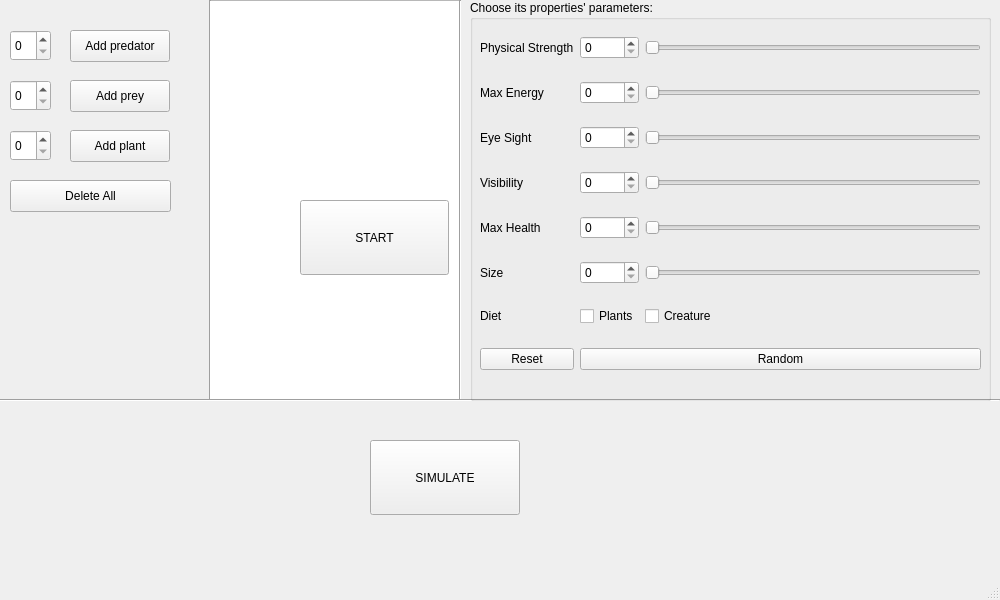
First picture: the form in Evolution_1/mainwindow.ui, repository Natali124/Evolution-Simulator, before the edit.
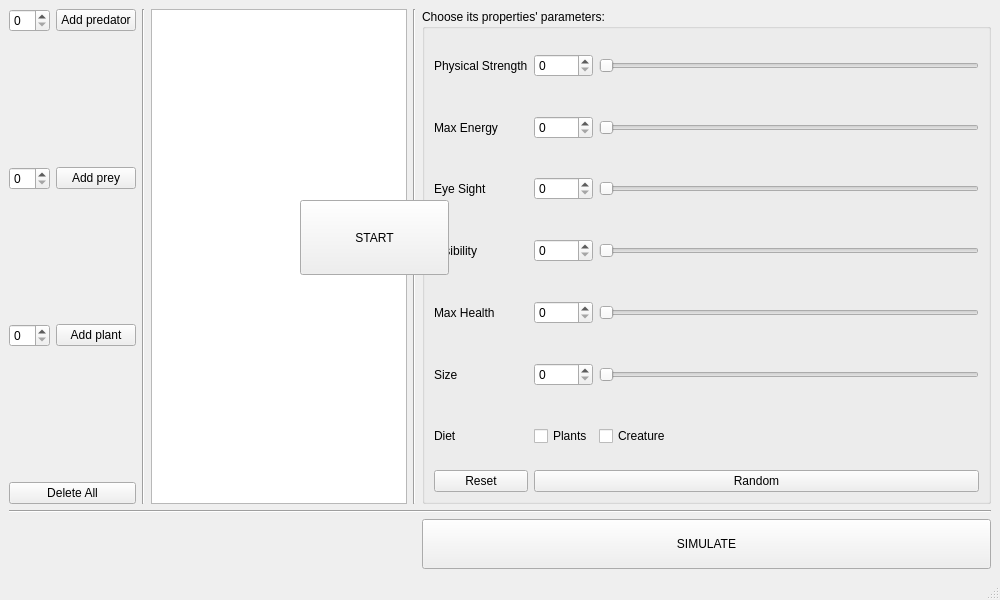
Second picture: the form after the edit.

Commit message: implemented window resize

Patch:
```diff
--- a/Evolution_1/mainwindow.ui
+++ b/Evolution_1/mainwindow.ui
@@ -10,10 +10,519 @@
     <height>600</height>
    </rect>
   </property>
+  <property name="sizePolicy">
+   <sizepolicy hsizetype="Fixed" vsizetype="Fixed">
+    <horstretch>0</horstretch>
+    <verstretch>0</verstretch>
+   </sizepolicy>
+  </property>
+  <property name="minimumSize">
+   <size>
+    <width>500</width>
+    <height>0</height>
+   </size>
+  </property>
   <property name="windowTitle">
    <string>MainWindow</string>
   </property>
   <widget class="QWidget" name="centralwidget">
+   <layout class="QGridLayout" name="gridLayout_2">
+    <item row="0" column="1">
+     <widget class="QPushButton" name="button_pred">
+      <property name="sizePolicy">
+       <sizepolicy hsizetype="Fixed" vsizetype="Fixed">
+        <horstretch>0</horstretch>
+        <verstretch>0</verstretch>
+       </sizepolicy>
+      </property>
+      <property name="text">
+       <string>Add predator</string>
+      </property>
+     </widget>
+    </item>
+    <item row="2" column="0">
+     <widget class="QSpinBox" name="count_prey">
+      <property name="sizePolicy">
+       <sizepolicy hsizetype="Fixed" vsizetype="Fixed">
+        <horstretch>0</horstretch>
+        <verstretch>0</verstretch>
+       </sizepolicy>
+      </property>
+     </widget>
+    </item>
+    <item row="0" column="5" rowspan="7">
+     <widget class="QGroupBox" name="groupBox">
+      <property name="sizePolicy">
+       <sizepolicy hsizetype="Minimum" vsizetype="Minimum">
+        <horstretch>1</horstretch>
+        <verstretch>1</verstretch>
+       </sizepolicy>
+      </property>
+      <property name="minimumSize">
+       <size>
+        <width>510</width>
+        <height>0</height>
+       </size>
+      </property>
+      <property name="title">
+       <string>Choose its properties' parameters:</string>
+      </property>
+      <layout class="QGridLayout" name="gridLayout_3">
+       <item row="0" column="0">
+        <layout class="QGridLayout" name="gridLayout">
+         <property name="sizeConstraint">
+          <enum>QLayout::SetMinAndMaxSize</enum>
+         </property>
+         <item row="1" column="0">
+          <widget class="QLabel" name="P_strength_t">
+           <property name="sizePolicy">
+            <sizepolicy hsizetype="Minimum" vsizetype="Expanding">
+             <horstretch>0</horstretch>
+             <verstretch>0</verstretch>
+            </sizepolicy>
+           </property>
+           <property name="text">
+            <string>Physical Strength</string>
+           </property>
+          </widget>
+         </item>
+         <item row="1" column="1">
+          <widget class="QSpinBox" name="P_strength_n">
+           <property name="sizePolicy">
+            <sizepolicy hsizetype="Preferred" vsizetype="Fixed">
+             <horstretch>0</horstretch>
+             <verstretch>0</verstretch>
+            </sizepolicy>
+           </property>
+           <property name="maximum">
+            <number>100</number>
+           </property>
+          </widget>
+         </item>
+         <item row="3" column="2">
+          <widget class="QSlider" name="max_energy_s">
+           <property name="sizePolicy">
+            <sizepolicy hsizetype="MinimumExpanding" vsizetype="Expanding">
+             <horstretch>0</horstretch>
+             <verstretch>0</verstretch>
+            </sizepolicy>
+           </property>
+           <property name="maximum">
+            <number>100</number>
+           </property>
+           <property name="orientation">
+            <enum>Qt::Horizontal</enum>
+           </property>
+          </widget>
+         </item>
+         <item row="7" column="2">
+          <widget class="QSlider" name="visibility_s">
+           <property name="sizePolicy">
+            <sizepolicy hsizetype="MinimumExpanding" vsizetype="Expanding">
+             <horstretch>0</horstretch>
+             <verstretch>0</verstretch>
+            </sizepolicy>
+           </property>
+           <property name="maximum">
+            <number>100</number>
+           </property>
+           <property name="orientation">
+            <enum>Qt::Horizontal</enum>
+           </property>
+          </widget>
+         </item>
+         <item row="9" column="1">
+          <widget class="QSpinBox" name="max_health_n">
+           <property name="sizePolicy">
+            <sizepolicy hsizetype="Preferred" vsizetype="Fixed">
+             <horstretch>0</horstretch>
+             <verstretch>0</verstretch>
+            </sizepolicy>
+           </property>
+           <property name="maximum">
+            <number>100</number>
+           </property>
+          </widget>
+         </item>
+         <item row="3" column="0">
+          <widget class="QLabel" name="max_energy_t">
+           <property name="sizePolicy">
+            <sizepolicy hsizetype="Minimum" vsizetype="Expanding">
+             <horstretch>0</horstretch>
+             <verstretch>0</verstretch>
+            </sizepolicy>
+           </property>
+           <property name="text">
+            <string>Max Energy</string>
+           </property>
+          </widget>
+         </item>
+         <item row="13" column="2">
+          <widget class="QCheckBox" name="eat_creature">
+           <property name="sizePolicy">
+            <sizepolicy hsizetype="Minimum" vsizetype="Expanding">
+             <horstretch>0</horstretch>
+             <verstretch>0</verstretch>
+            </sizepolicy>
+           </property>
+           <property name="text">
+            <string>Creature</string>
+           </property>
+          </widget>
+         </item>
+         <item row="7" column="1">
+          <widget class="QSpinBox" name="visibility_n">
+           <property name="sizePolicy">
+            <sizepolicy hsizetype="Preferred" vsizetype="Fixed">
+             <horstretch>0</horstretch>
+             <verstretch>0</verstretch>
+            </sizepolicy>
+           </property>
+           <property name="maximum">
+            <number>100</number>
+           </property>
+          </widget>
+         </item>
+         <item row="5" column="0">
+          <widget class="QLabel" name="eye_sight_t">
+           <property name="sizePolicy">
+            <sizepolicy hsizetype="Preferred" vsizetype="Expanding">
+             <horstretch>0</horstretch>
+             <verstretch>0</verstretch>
+            </sizepolicy>
+           </property>
+           <property name="text">
+            <string>Eye Sight</string>
+           </property>
+          </widget>
+         </item>
+         <item row="11" column="1">
+          <widget class="QSpinBox" name="size_n">
+           <property name="sizePolicy">
+            <sizepolicy hsizetype="Preferred" vsizetype="Fixed">
+             <horstretch>0</horstretch>
+             <verstretch>0</verstretch>
+            </sizepolicy>
+           </property>
+           <property name="maximum">
+            <number>100</number>
+           </property>
+          </widget>
+         </item>
+         <item row="11" column="2">
+          <widget class="QSlider" name="size_s">
+           <property name="sizePolicy">
+            <sizepolicy hsizetype="MinimumExpanding" vsizetype="Expanding">
+             <horstretch>0</horstretch>
+             <verstretch>0</verstretch>
+            </sizepolicy>
+           </property>
+           <property name="maximum">
+            <number>100</number>
+           </property>
+           <property name="orientation">
+            <enum>Qt::Horizontal</enum>
+           </property>
+          </widget>
+         </item>
+         <item row="9" column="0">
+          <widget class="QLabel" name="max_health_t">
+           <property name="sizePolicy">
+            <sizepolicy hsizetype="Preferred" vsizetype="Expanding">
+             <horstretch>0</horstretch>
+             <verstretch>0</verstretch>
+            </sizepolicy>
+           </property>
+           <property name="text">
+            <string>Max Health</string>
+           </property>
+          </widget>
+         </item>
+         <item row="5" column="2">
+          <widget class="QSlider" name="eye_sight_s">
+           <property name="sizePolicy">
+            <sizepolicy hsizetype="MinimumExpanding" vsizetype="Expanding">
+             <horstretch>0</horstretch>
+             <verstretch>0</verstretch>
+            </sizepolicy>
+           </property>
+           <property name="maximum">
+            <number>100</number>
+           </property>
+           <property name="orientation">
+            <enum>Qt::Horizontal</enum>
+           </property>
+          </widget>
+         </item>
+         <item row="3" column="1">
+          <widget class="QSpinBox" name="max_energy_n">
+           <property name="sizePolicy">
+            <sizepolicy hsizetype="Preferred" vsizetype="Fixed">
+             <horstretch>0</horstretch>
+             <verstretch>0</verstretch>
+            </sizepolicy>
+           </property>
+           <property name="maximum">
+            <number>100</number>
+           </property>
+          </widget>
+         </item>
+         <item row="14" column="0">
+          <widget class="QPushButton" name="button_reset">
+           <property name="sizePolicy">
+            <sizepolicy hsizetype="Preferred" vsizetype="Fixed">
+             <horstretch>0</horstretch>
+             <verstretch>0</verstretch>
+            </sizepolicy>
+           </property>
+           <property name="text">
+            <string>Reset</string>
+           </property>
+          </widget>
+         </item>
+         <item row="5" column="1">
+          <widget class="QSpinBox" name="eye_sight_n">
+           <property name="sizePolicy">
+            <sizepolicy hsizetype="Preferred" vsizetype="Fixed">
+             <horstretch>0</horstretch>
+             <verstretch>0</verstretch>
+            </sizepolicy>
+           </property>
+           <property name="maximum">
+            <number>100</number>
+           </property>
+          </widget>
+         </item>
+         <item row="14" column="1" colspan="2">
+          <widget class="QPushButton" name="button_rdm">
+           <property name="sizePolicy">
+            <sizepolicy hsizetype="Preferred" vsizetype="Fixed">
+             <horstretch>0</horstretch>
+             <verstretch>0</verstretch>
+            </sizepolicy>
+           </property>
+           <property name="text">
+            <string>Random</string>
+           </property>
+          </widget>
+         </item>
+         <item row="13" column="1">
+          <widget class="QCheckBox" name="eat_plant">
+           <property name="sizePolicy">
+            <sizepolicy hsizetype="Minimum" vsizetype="Expanding">
+             <horstretch>0</horstretch>
+             <verstretch>0</verstretch>
+            </sizepolicy>
+           </property>
+           <property name="text">
+            <string>Plants</string>
+           </property>
+          </widget>
+         </item>
+         <item row="7" column="0">
+          <widget class="QLabel" name="visibility_t">
+           <property name="sizePolicy">
+            <sizepolicy hsizetype="Preferred" vsizetype="Expanding">
+             <horstretch>0</horstretch>
+             <verstretch>0</verstretch>
+            </sizepolicy>
+           </property>
+           <property name="text">
+            <string>Visibility</string>
+           </property>
+          </widget>
+         </item>
+         <item row="9" column="2">
+          <widget class="QSlider" name="max_health_s">
+           <property name="sizePolicy">
+            <sizepolicy hsizetype="MinimumExpanding" vsizetype="Expanding">
+             <horstretch>0</horstretch>
+             <verstretch>0</verstretch>
+            </sizepolicy>
+           </property>
+           <property name="maximum">
+            <number>100</number>
+           </property>
+           <property name="orientation">
+            <enum>Qt::Horizontal</enum>
+           </property>
+          </widget>
+         </item>
+         <item row="11" column="0">
+          <widget class="QLabel" name="size_t">
+           <property name="sizePolicy">
+            <sizepolicy hsizetype="Preferred" vsizetype="Expanding">
+             <horstretch>0</horstretch>
+             <verstretch>0</verstretch>
+            </sizepolicy>
+           </property>
+           <property name="text">
+            <string>Size</string>
+           </property>
+          </widget>
+         </item>
+         <item row="13" column="0">
+          <widget class="QLabel" name="eat_t">
+           <property name="sizePolicy">
+            <sizepolicy hsizetype="Preferred" vsizetype="Expanding">
+             <horstretch>0</horstretch>
+             <verstretch>0</verstretch>
+            </sizepolicy>
+           </property>
+           <property name="text">
+            <string>Diet</string>
+           </property>
+          </widget>
+         </item>
+         <item row="1" column="2">
+          <widget class="QSlider" name="P_strength_s">
+           <property name="sizePolicy">
+            <sizepolicy hsizetype="Expanding" vsizetype="Expanding">
+             <horstretch>0</horstretch>
+             <verstretch>0</verstretch>
+            </sizepolicy>
+           </property>
+           <property name="minimumSize">
+            <size>
+             <width>0</width>
+             <height>0</height>
+            </size>
+           </property>
+           <property name="maximum">
+            <number>100</number>
+           </property>
+           <property name="orientation">
+            <enum>Qt::Horizontal</enum>
+           </property>
+          </widget>
+         </item>
+        </layout>
+       </item>
+      </layout>
+     </widget>
+    </item>
+    <item row="4" column="1">
+     <widget class="QPushButton" name="button_plant">
+      <property name="sizePolicy">
+       <sizepolicy hsizetype="Fixed" vsizetype="Fixed">
+        <horstretch>0</horstretch>
+        <verstretch>0</verstretch>
+       </sizepolicy>
+      </property>
+      <property name="text">
+       <string>Add plant</string>
+      </property>
+     </widget>
+    </item>
+    <item row="0" column="3" rowspan="7">
+     <widget class="QListWidget" name="creature_list">
+      <property name="sizePolicy">
+       <sizepolicy hsizetype="Minimum" vsizetype="Minimum">
+        <horstretch>0</horstretch>
+        <verstretch>0</verstretch>
+       </sizepolicy>
+      </property>
+     </widget>
+    </item>
+    <item row="0" column="4" rowspan="7">
+     <widget class="Line" name="line_2">
+      <property name="sizePolicy">
+       <sizepolicy hsizetype="Fixed" vsizetype="Minimum">
+        <horstretch>0</horstretch>
+        <verstretch>0</verstretch>
+       </sizepolicy>
+      </property>
+      <property name="orientation">
+       <enum>Qt::Vertical</enum>
+      </property>
+     </widget>
+    </item>
+    <item row="6" column="0" colspan="2">
+     <widget class="QPushButton" name="button_delete_all">
+      <property name="sizePolicy">
+       <sizepolicy hsizetype="Minimum" vsizetype="Fixed">
+        <horstretch>0</horstretch>
+        <verstretch>0</verstretch>
+       </sizepolicy>
+      </property>
+      <property name="text">
+       <string>Delete All</string>
+      </property>
+     </widget>
+    </item>
+    <item row="7" column="0" colspan="6">
+     <widget class="Line" name="line_3">
+      <property name="orientation">
+       <enum>Qt::Horizontal</enum>
+      </property>
+     </widget>
+    </item>
+    <item row="2" column="1">
+     <widget class="QPushButton" name="button_prey">
+      <property name="sizePolicy">
+       <sizepolicy hsizetype="Fixed" vsizetype="Fixed">
+        <horstretch>0</horstretch>
+        <verstretch>0</verstretch>
+       </sizepolicy>
+      </property>
+      <property name="text">
+       <string>Add prey</string>
+      </property>
+     </widget>
+    </item>
+    <item row="4" column="0">
+     <widget class="QSpinBox" name="count_plant">
+      <property name="sizePolicy">
+       <sizepolicy hsizetype="Fixed" vsizetype="Fixed">
+        <horstretch>0</horstretch>
+        <verstretch>0</verstretch>
+       </sizepolicy>
+      </property>
+     </widget>
+    </item>
+    <item row="0" column="0">
+     <widget class="QSpinBox" name="count_pred">
+      <property name="sizePolicy">
+       <sizepolicy hsizetype="Fixed" vsizetype="Fixed">
+        <horstretch>0</horstretch>
+        <verstretch>0</verstretch>
+       </sizepolicy>
+      </property>
+     </widget>
+    </item>
+    <item row="0" column="2" rowspan="7">
+     <widget class="Line" name="line_1">
+      <property name="sizePolicy">
+       <sizepolicy hsizetype="Fixed" vsizetype="Expanding">
+        <horstretch>0</horstretch>
+        <verstretch>0</verstretch>
+       </sizepolicy>
+      </property>
+      <property name="orientation">
+       <enum>Qt::Vertical</enum>
+      </property>
+     </widget>
+    </item>
+    <item row="9" column="5">
+     <widget class="QPushButton" name="simBut">
+      <property name="sizePolicy">
+       <sizepolicy hsizetype="Minimum" vsizetype="Fixed">
+        <horstretch>0</horstretch>
+        <verstretch>0</verstretch>
+       </sizepolicy>
+      </property>
+      <property name="minimumSize">
+       <size>
+        <width>0</width>
+        <height>50</height>
+       </size>
+      </property>
+      <property name="text">
+       <string>SIMULATE</string>
+      </property>
+     </widget>
+    </item>
+   </layout>
    <widget class="QPushButton" name="startBut">
     <property name="geometry">
      <rect>
@@ -27,354 +536,6 @@
      <string>START</string>
     </property>
    </widget>
-   <widget class="QPushButton" name="button_pred">
-    <property name="geometry">
-     <rect>
-      <x>70</x>
-      <y>30</y>
-      <width>100</width>
-      <height>32</height>
-     </rect>
-    </property>
-    <property name="text">
-     <string>Add predator</string>
-    </property>
-   </widget>
-   <widget class="QPushButton" name="button_plant">
-    <property name="geometry">
-     <rect>
-      <x>70</x>
-      <y>130</y>
-      <width>100</width>
-      <height>32</height>
-     </rect>
-    </property>
-    <property name="text">
-     <string>Add plant</string>
-    </property>
-   </widget>
-   <widget class="QPushButton" name="button_prey">
-    <property name="geometry">
-     <rect>
-      <x>70</x>
-      <y>80</y>
-      <width>100</width>
-      <height>32</height>
-     </rect>
-    </property>
-    <property name="text">
-     <string>Add prey</string>
-    </property>
-   </widget>
-   <widget class="QSpinBox" name="count_pred">
-    <property name="geometry">
-     <rect>
-      <x>10</x>
-      <y>30</y>
-      <width>41</width>
-      <height>31</height>
-     </rect>
-    </property>
-   </widget>
-   <widget class="QSpinBox" name="count_prey">
-    <property name="geometry">
-     <rect>
-      <x>10</x>
-      <y>80</y>
-      <width>41</width>
-      <height>31</height>
-     </rect>
-    </property>
-   </widget>
-   <widget class="QSpinBox" name="count_plant">
-    <property name="geometry">
-     <rect>
-      <x>10</x>
-      <y>130</y>
-      <width>41</width>
-      <height>31</height>
-     </rect>
-    </property>
-   </widget>
-   <widget class="QListWidget" name="creature_list">
-    <property name="geometry">
-     <rect>
-      <x>210</x>
-      <y>0</y>
-      <width>251</width>
-      <height>400</height>
-     </rect>
-    </property>
-   </widget>
-   <widget class="Line" name="line_1">
-    <property name="geometry">
-     <rect>
-      <x>200</x>
-      <y>0</y>
-      <width>20</width>
-      <height>400</height>
-     </rect>
-    </property>
-    <property name="orientation">
-     <enum>Qt::Vertical</enum>
-    </property>
-   </widget>
-   <widget class="Line" name="line_2">
-    <property name="geometry">
-     <rect>
-      <x>450</x>
-      <y>0</y>
-      <width>20</width>
-      <height>400</height>
-     </rect>
-    </property>
-    <property name="orientation">
-     <enum>Qt::Vertical</enum>
-    </property>
-   </widget>
-   <widget class="Line" name="line_3">
-    <property name="geometry">
-     <rect>
-      <x>0</x>
-      <y>390</y>
-      <width>1000</width>
-      <height>20</height>
-     </rect>
-    </property>
-    <property name="orientation">
-     <enum>Qt::Horizontal</enum>
-    </property>
-   </widget>
-   <widget class="QPushButton" name="simBut">
-    <property name="geometry">
-     <rect>
-      <x>370</x>
-      <y>440</y>
-      <width>150</width>
-      <height>75</height>
-     </rect>
-    </property>
-    <property name="text">
-     <string>SIMULATE</string>
-    </property>
-   </widget>
-   <widget class="QGroupBox" name="groupBox">
-    <property name="geometry">
-     <rect>
-      <x>470</x>
-      <y>0</y>
-      <width>521</width>
-      <height>401</height>
-     </rect>
-    </property>
-    <property name="title">
-     <string>Choose its properties' parameters:</string>
-    </property>
-    <widget class="QWidget" name="gridLayoutWidget">
-     <property name="geometry">
-      <rect>
-       <x>10</x>
-       <y>20</y>
-       <width>501</width>
-       <height>371</height>
-      </rect>
-     </property>
-     <layout class="QGridLayout" name="gridLayout">
-      <item row="5" column="0">
-       <widget class="QLabel" name="eye_sight_t">
-        <property name="text">
-         <string>Eye Sight</string>
-        </property>
-       </widget>
-      </item>
-      <item row="5" column="2">
-       <widget class="QSlider" name="eye_sight_s">
-        <property name="maximum">
-         <number>100</number>
-        </property>
-        <property name="orientation">
-         <enum>Qt::Horizontal</enum>
-        </property>
-       </widget>
-      </item>
-      <item row="9" column="0">
-       <widget class="QLabel" name="max_health_t">
-        <property name="text">
-         <string>Max Health</string>
-        </property>
-       </widget>
-      </item>
-      <item row="3" column="1">
-       <widget class="QSpinBox" name="max_energy_n">
-        <property name="maximum">
-         <number>100</number>
-        </property>
-       </widget>
-      </item>
-      <item row="13" column="2">
-       <widget class="QCheckBox" name="eat_creature">
-        <property name="text">
-         <string>Creature</string>
-        </property>
-       </widget>
-      </item>
-      <item row="11" column="0">
-       <widget class="QLabel" name="size_t">
-        <property name="text">
-         <string>Size</string>
-        </property>
-       </widget>
-      </item>
-      <item row="1" column="2">
-       <widget class="QSlider" name="P_strength_s">
-        <property name="maximum">
-         <number>100</number>
-        </property>
-        <property name="orientation">
-         <enum>Qt::Horizontal</enum>
-        </property>
-       </widget>
-      </item>
-      <item row="3" column="0">
-       <widget class="QLabel" name="max_energy_t">
-        <property name="text">
-         <string>Max Energy</string>
-        </property>
-       </widget>
-      </item>
-      <item row="7" column="2">
-       <widget class="QSlider" name="visibility_s">
-        <property name="maximum">
-         <number>100</number>
-        </property>
-        <property name="orientation">
-         <enum>Qt::Horizontal</enum>
-        </property>
-       </widget>
-      </item>
-      <item row="7" column="0">
-       <widget class="QLabel" name="visibility_t">
-        <property name="text">
-         <string>Visibility</string>
-        </property>
-       </widget>
-      </item>
-      <item row="7" column="1">
-       <widget class="QSpinBox" name="visibility_n">
-        <property name="maximum">
-         <number>100</number>
-        </property>
-       </widget>
-      </item>
-      <item row="1" column="0">
-       <widget class="QLabel" name="P_strength_t">
-        <property name="text">
-         <string>Physical Strength</string>
-        </property>
-       </widget>
-      </item>
-      <item row="9" column="2">
-       <widget class="QSlider" name="max_health_s">
-        <property name="maximum">
-         <number>100</number>
-        </property>
-        <property name="orientation">
-         <enum>Qt::Horizontal</enum>
-        </property>
-       </widget>
-      </item>
-      <item row="11" column="1">
-       <widget class="QSpinBox" name="size_n">
-        <property name="maximum">
-         <number>100</number>
-        </property>
-       </widget>
-      </item>
-      <item row="13" column="0">
-       <widget class="QLabel" name="eat_t">
-        <property name="text">
-         <string>Diet</string>
-        </property>
-       </widget>
-      </item>
-      <item row="9" column="1">
-       <widget class="QSpinBox" name="max_health_n">
-        <property name="maximum">
-         <number>100</number>
-        </property>
-       </widget>
-      </item>
-      <item row="13" column="1">
-       <widget class="QCheckBox" name="eat_plant">
-        <property name="text">
-         <string>Plants</string>
-        </property>
-       </widget>
-      </item>
-      <item row="1" column="1">
-       <widget class="QSpinBox" name="P_strength_n">
-        <property name="maximum">
-         <number>100</number>
-        </property>
-       </widget>
-      </item>
-      <item row="5" column="1">
-       <widget class="QSpinBox" name="eye_sight_n">
-        <property name="maximum">
-         <number>100</number>
-        </property>
-       </widget>
-      </item>
-      <item row="3" column="2">
-       <widget class="QSlider" name="max_energy_s">
-        <property name="maximum">
-         <number>100</number>
-        </property>
-        <property name="orientation">
-         <enum>Qt::Horizontal</enum>
-        </property>
-       </widget>
-      </item>
-      <item row="11" column="2">
-       <widget class="QSlider" name="size_s">
-        <property name="maximum">
-         <number>100</number>
-        </property>
-        <property name="orientation">
-         <enum>Qt::Horizontal</enum>
-        </property>
-       </widget>
-      </item>
-      <item row="14" column="1" colspan="2">
-       <widget class="QPushButton" name="button_rdm">
-        <property name="text">
-         <string>Random</string>
-        </property>
-       </widget>
-      </item>
-      <item row="14" column="0">
-       <widget class="QPushButton" name="button_reset">
-        <property name="text">
-         <string>Reset</string>
-        </property>
-       </widget>
-      </item>
-     </layout>
-    </widget>
-   </widget>
-   <widget class="QPushButton" name="button_delete_all">
-    <property name="geometry">
-     <rect>
-      <x>10</x>
-      <y>180</y>
-      <width>161</width>
-      <height>32</height>
-     </rect>
-    </property>
-    <property name="text">
-     <string>Delete All</string>
-    </property>
-   </widget>
    <zorder>creature_list</zorder>
    <zorder>startBut</zorder>
    <zorder>button_pred</zorder>
```
Left out of the diff: 260 changed lines with no effect on the pictures. The commit also changes 1 other file.
